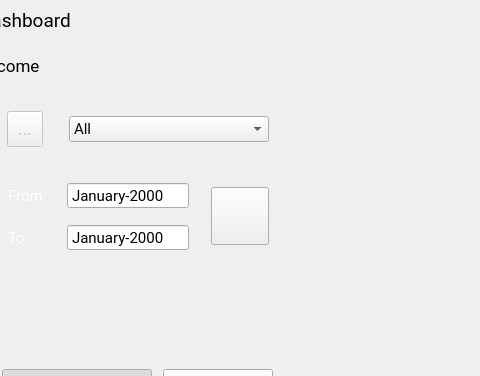
Qt form view/skeletons/MainWindow.ui (opierre/Budgetter) before a commit; both pictures show x 117 to 597 and y 0 to 376 of the 1216 by 931 pixel window.
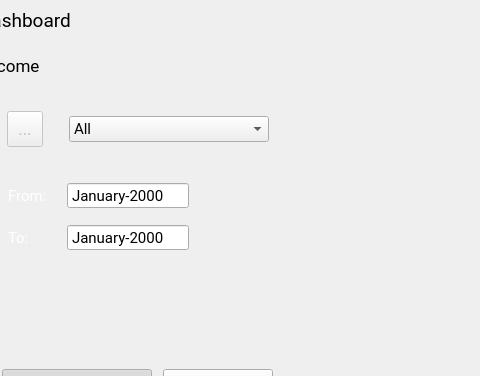
The same form after that commit. Icons and pictures are not drawn. Custom widgets are drawn as their Qt base class.

Patch:
```diff
--- a/view/skeletons/MainWindow.ui
+++ b/view/skeletons/MainWindow.ui
@@ -2359,7 +2359,7 @@
                     </layout>
                    </item>
                    <item row="0" column="1" rowspan="2">
-                    <widget class="QToolButton" name="refresh_income">
+                    <widget class="QWidget" name="refresh_income" native="true">
                      <property name="minimumSize">
                       <size>
                        <width>58</width>
@@ -2372,25 +2372,20 @@
                        <height>58</height>
                       </size>
                      </property>
-                     <property name="cursor">
-                      <cursorShape>PointingHandCursor</cursorShape>
-                     </property>
-                     <property name="toolTip">
-                      <string>Refresh</string>
-                     </property>
-                     <property name="text">
-                      <string/>
-                     </property>
-                     <property name="icon">
-                      <iconset resource="../resources/resources.qrc">
-                       <normaloff>:/images/images/refresh_white_24dp.svg</normaloff>:/images/images/refresh_white_24dp.svg</iconset>
-                     </property>
-                     <property name="iconSize">
-                      <size>
-                       <width>38</width>
-                       <height>24</height>
-                      </size>
-                     </property>
+                     <layout class="QVBoxLayout" name="verticalLayout_5">
+                      <property name="leftMargin">
+                       <number>0</number>
+                      </property>
+                      <property name="topMargin">
+                       <number>0</number>
+                      </property>
+                      <property name="rightMargin">
+                       <number>0</number>
+                      </property>
+                      <property name="bottomMargin">
+                       <number>0</number>
+                      </property>
+                     </layout>
                     </widget>
                    </item>
                   </layout>
```
Left out of the diff: 122 changed lines with no effect on the pictures.
